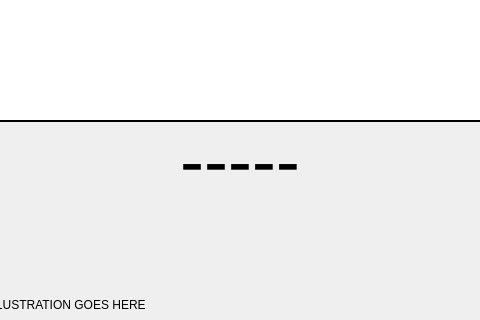
Old version of the form MorseCodeLearner/translatorwindow.ui in the repository UofU-CS3505/cs3505-assignment9-the_tigers; both pictures show x 280 to 760 and y 250 to 570 of the 1280 by 720 pixel window.
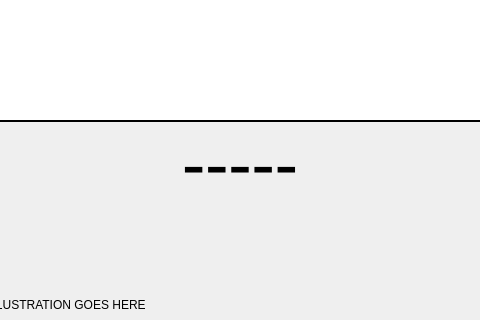
New version of the form.

Patch:
```diff
--- a/MorseCodeLearner/translatorwindow.ui
+++ b/MorseCodeLearner/translatorwindow.ui
@@ -583,8 +583,9 @@
    </property>
    <property name="font">
     <font>
-     <family>Arial</family>
+     <family>OldNewspaperTypes</family>
      <pointsize>54</pointsize>
+     <kerning>false</kerning>
     </font>
    </property>
    <property name="focusPolicy">
```
Left out of the diff: 3 changed lines with no effect on the pictures.
